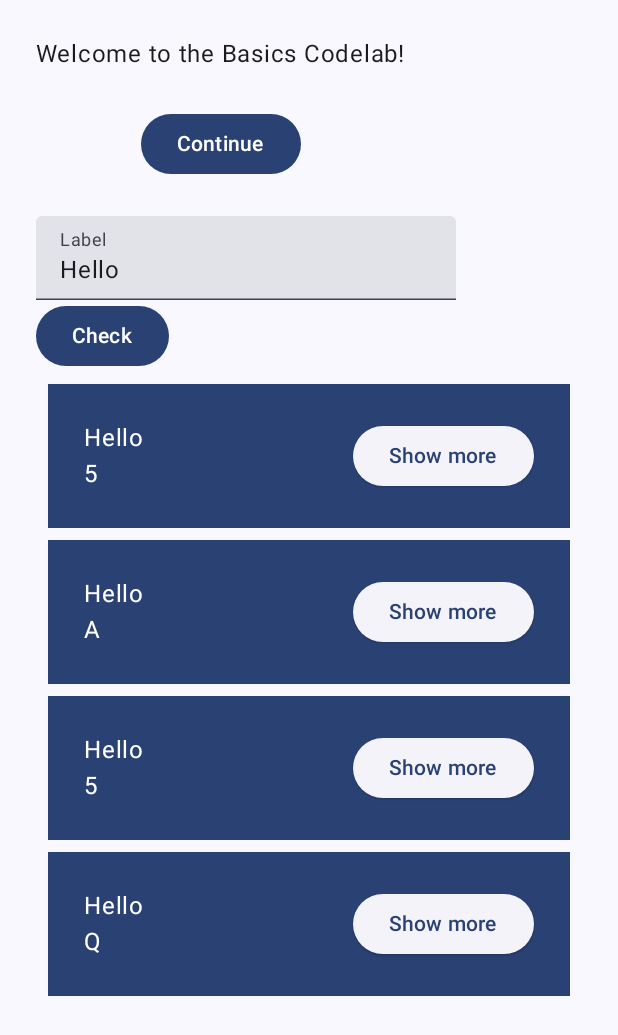
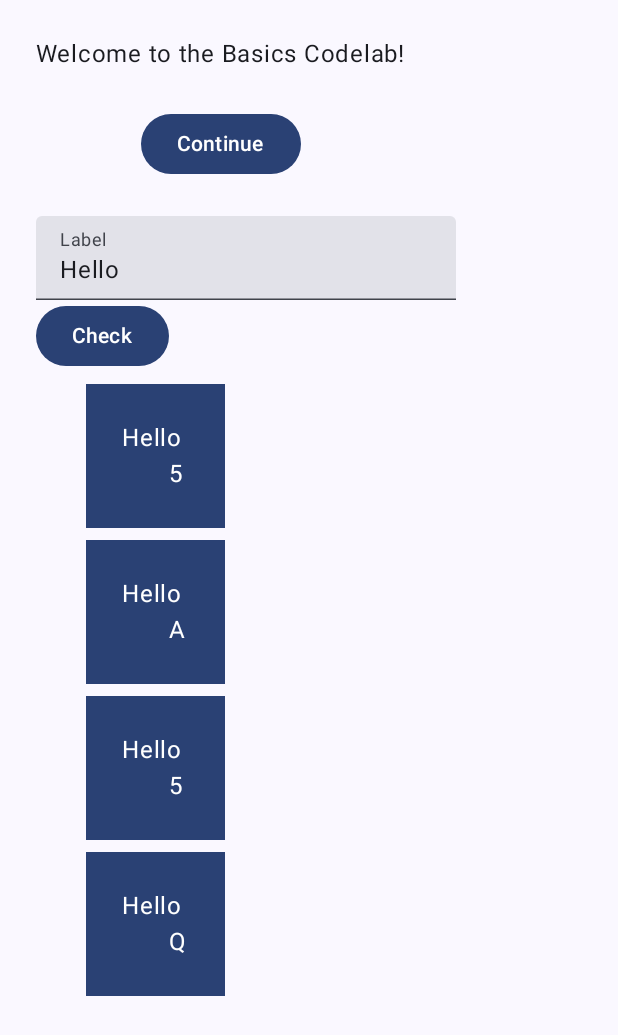
Before and after one commit to liming-zhao/androidapp, an Android app built with Jetpack Compose: the screen it shows after launch (MainActivity), on a phone screen of 412 x 824 dp. Shown: the top 1035 px of the screen. Run offline under Robolectric (Android 15) with nearby library versions, the phone set to English and light mode, and no system bars.

Commit message:
some ui changes

```diff
--- a/app/src/main/java/com/example/fungame/MainActivity.kt
+++ b/app/src/main/java/com/example/fungame/MainActivity.kt
@@ -10,8 +10,10 @@ import androidx.activity.enableEdgeToEdge
 import androidx.compose.foundation.layout.Arrangement
 import androidx.compose.foundation.layout.Column
 import androidx.compose.foundation.layout.Row
+import androidx.compose.foundation.layout.Spacer
 import androidx.compose.foundation.layout.fillMaxSize
 import androidx.compose.foundation.layout.padding
+import androidx.compose.foundation.layout.width
 import androidx.compose.material3.Button
 import androidx.compose.material3.ElevatedButton
 import androidx.compose.material3.MaterialTheme
@@ -159,7 +161,7 @@ private fun Greetings(
     }
 
 
-    Column(modifier = modifier.padding(vertical = 4.dp)) {
+    Column(modifier = modifier.padding(vertical = 4.dp, horizontal = 25.dp)) {
         for (name in names) {
             Card(name = name)
         }
@@ -175,18 +177,22 @@ fun Card(name: String, modifier: Modifier = Modifier) {
         modifier = modifier.padding(vertical=4.dp,horizontal=8.dp)) {
         Row(modifier = Modifier.padding((24.dp))) {
             Column(modifier = modifier
-                .weight(1f)
+                //.weight(1f)
                 .padding(bottom = extrapadding))
+
             {
                 Text(
                     text = "Hello ",
                 )
-                Text(text = name)
+                Text(text = "       $name")
             }
+            /*
+            Spacer(modifier = Modifier.width(8.dp))
             ElevatedButton(onClick = {expanded.value = !expanded.value})
             {
                 Text(if (expanded.value) "Show less" else "Show more")
             }
+            */
         }
     }
 }
```
